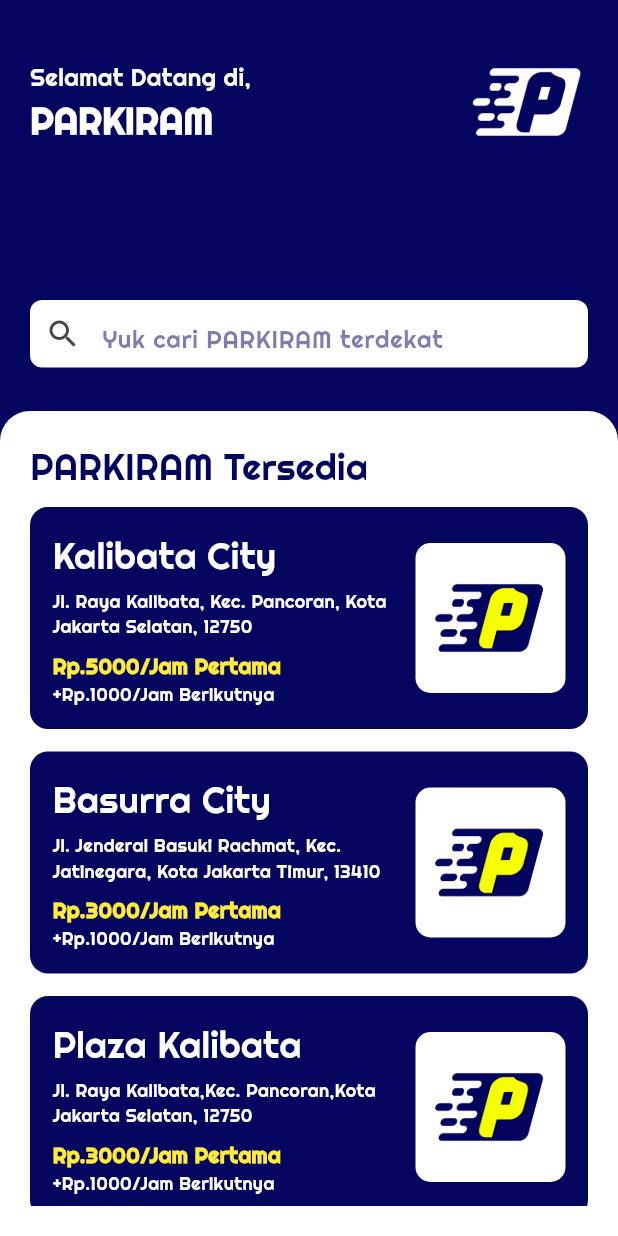
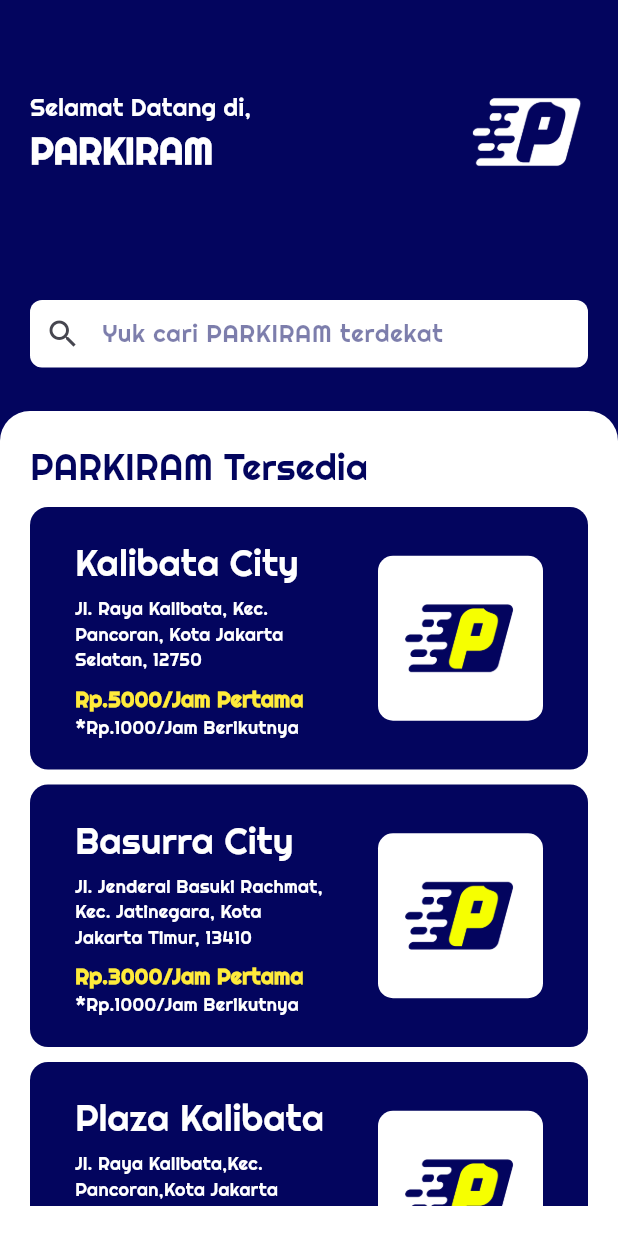
Before and after one commit to xramadhann/Parkiram, a Flutter app: the screen it shows after launch, on a phone screen of 412 x 824 dp. Run offline on Flutter 3.47's test engine with Material 3 defaults, Android fonts, the phone set to English and light mode, and no system bars; our stand-ins replace google_fonts.

Commit message:
Fix : Listview layouting fixing padding

```diff
--- a/parkiram/lib/HomePage.dart
+++ b/parkiram/lib/HomePage.dart
@@ -57,7 +57,7 @@ class _HomePageState extends State<HomePage> {
                           minHeight: 40,
                         ),
                         contentPadding:
-                            const EdgeInsets.symmetric(vertical: 12),
+                            const EdgeInsets.symmetric(vertical: 20),
                       ),
                     ),
                   ),
@@ -125,7 +125,7 @@ class _HomePageState extends State<HomePage> {
 
                 // Header
                 Positioned(
-                  top: 40,
+                  top: 60,
                   left: 20,
                   child: Column(
                     crossAxisAlignment: CrossAxisAlignment.start,
@@ -152,7 +152,7 @@ class _HomePageState extends State<HomePage> {
 
                 // Logo
                 Positioned(
-                  top: 28,
+                  top: 48,
                   right: 20,
                   child: Image.asset(
                     'assets/images/LogoPutihBiru.png',
@@ -186,14 +186,14 @@ class ParkingCard extends StatelessWidget {
   @override
   Widget build(BuildContext context) {
     return Container(
-      margin: const EdgeInsets.only(bottom: 15),
-      padding: const EdgeInsets.all(15),
+      margin: const EdgeInsets.only(bottom: 10),
+      padding: const EdgeInsets.only(top: 20, bottom: 20, left: 30, right: 30),
       decoration: BoxDecoration(
         color: const Color.fromARGB(255, 3, 5, 94),
         borderRadius: BorderRadius.circular(12),
       ),
       child: Row(
-        mainAxisAlignment: MainAxisAlignment.spaceBetween,
+        mainAxisAlignment: MainAxisAlignment.start,
         children: [
           Expanded(
             child: Column(
@@ -224,7 +224,7 @@ class ParkingCard extends StatelessWidget {
                   ),
                 ),
                 Text(
-                  "+$priceNextHour/Jam Berikutnya",
+                  "*$priceNextHour/Jam Berikutnya",
                   style: GoogleFonts.righteous(
                     fontSize: 12,
                     color: Colors.white,
@@ -233,9 +233,10 @@ class ParkingCard extends StatelessWidget {
               ],
             ),
           ),
+          SizedBox(width: 30),
           Container(
-            width: 100,
-            height: 100,
+            width: 110,
+            height: 110,
             decoration: BoxDecoration(
               color: Colors.white,
               borderRadius: BorderRadius.circular(10),
```
